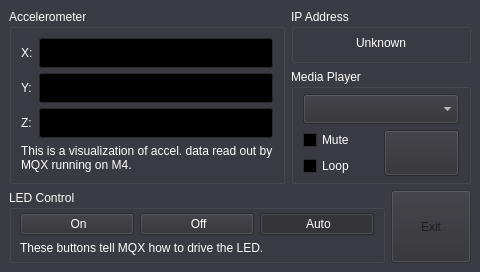
First picture: the form in linux/easyduo.ui, repository elnicoCZ/sqm4_vf6_easyDuo, before the edit.
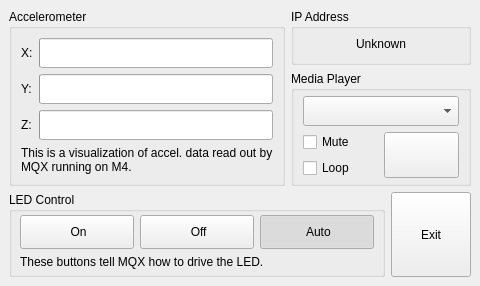
Second picture: the form after the edit. Icons and pictures are not drawn.

Commit message: Linux: Main screen UI updated - switched to standard color profile,  mouse cursor made visible, the Exit button enabled.

What changed in the file:
```diff
--- a/linux/easyduo.ui
+++ b/linux/easyduo.ui
@@ -7,7 +7,7 @@
     <x>0</x>
     <y>0</y>
     <width>480</width>
-    <height>272</height>
+    <height>286</height>
    </rect>
   </property>
   <property name="sizePolicy">
@@ -16,424 +16,6 @@
     <verstretch>0</verstretch>
    </sizepolicy>
   </property>
-  <property name="palette">
-   <palette>
-    <active>
-     <colorrole role="WindowText">
-      <brush brushstyle="SolidPattern">
-       <color alpha="255">
-        <red>255</red>
-        <green>255</green>
-        <blue>255</blue>
-       </color>
-      </brush>
-     </colorrole>
-     <colorrole role="Button">
-      <brush brushstyle="SolidPattern">
-       <color alpha="255">
-        <red>46</red>
-        <green>46</green>
-        <blue>52</blue>
-       </color>
-      </brush>
-     </colorrole>
-     <colorrole role="Light">
-      <brush brushstyle="SolidPattern">
-       <color alpha="255">
-        <red>88</red>
-        <green>88</green>
-        <blue>100</blue>
-       </color>
-      </brush>
-     </colorrole>
-     <colorrole role="Midlight">
-      <brush brushstyle="SolidPattern">
-       <color alpha="255">
-        <red>73</red>
-        <green>73</green>
-        <blue>83</blue>
-       </color>
-      </brush>
-     </colorrole>
-     <colorrole role="Dark">
-      <brush brushstyle="SolidPattern">
-       <color alpha="255">
-        <red>29</red>
-        <green>29</green>
-        <blue>33</blue>
-       </color>
-      </brush>
-     </colorrole>
-     <colorrole role="Mid">
-      <brush brushstyle="SolidPattern">
-       <color alpha="255">
-        <red>39</red>
-        <green>39</green>
-        <blue>44</blue>
-       </color>
-      </brush>
-     </colorrole>
-     <colorrole role="Text">
-      <brush brushstyle="SolidPattern">
-       <color alpha="255">
-        <red>255</red>
-        <green>255</green>
-        <blue>255</blue>
-       </color>
-      </brush>
-     </colorrole>
-     <colorrole role="BrightText">
-      <brush brushstyle="SolidPattern">
-       <color alpha="255">
-        <red>255</red>
-        <green>255</green>
-        <blue>255</blue>
-       </color>
-      </brush>
-     </colorrole>
-     <colorrole role="ButtonText">
-      <brush brushstyle="SolidPattern">
-       <color alpha="255">
-        <red>255</red>
-        <green>255</green>
-        <blue>255</blue>
-       </color>
-      </brush>
-     </colorrole>
-     <colorrole role="Base">
-      <brush brushstyle="SolidPattern">
-       <color alpha="255">
-        <red>0</red>
-        <green>0</green>
-        <blue>0</blue>
-       </color>
-      </brush>
-     </colorrole>
-     <colorrole role="Window">
-      <brush brushstyle="SolidPattern">
-       <color alpha="255">
-        <red>59</red>
-        <green>59</green>
-        <blue>67</blue>
-       </color>
-      </brush>
-     </colorrole>
-     <colorrole role="Shadow">
-      <brush brushstyle="SolidPattern">
-       <color alpha="255">
-        <red>0</red>
-        <green>0</green>
-        <blue>40</blue>
-       </color>
-      </brush>
-     </colorrole>
-     <colorrole role="AlternateBase">
-      <brush brushstyle="SolidPattern">
-       <color alpha="255">
-        <red>29</red>
-        <green>29</green>
-        <blue>33</blue>
-       </color>
-      </brush>
-     </colorrole>
-     <colorrole role="ToolTipBase">
-      <brush brushstyle="SolidPattern">
-       <color alpha="255">
-        <red>255</red>
-        <green>255</green>
-        <blue>220</blue>
-       </color>
-      </brush>
-     </colorrole>
-     <colorrole role="ToolTipText">
-      <brush brushstyle="SolidPattern">
-       <color alpha="255">
-        <red>0</red>
-        <green>0</green>
-        <blue>0</blue>
-       </color>
-      </brush>
-     </colorrole>
-    </active>
-    <inactive>
-     <colorrole role="WindowText">
-      <brush brushstyle="SolidPattern">
-       <color alpha="255">
-        <red>255</red>
-        <green>255</green>
-        <blue>255</blue>
-       </color>
-      </brush>
-     </colorrole>
-     <colorrole role="Button">
-      <brush brushstyle="SolidPattern">
-       <color alpha="255">
-        <red>46</red>
-        <green>46</green>
-        <blue>52</blue>
-       </color>
-      </brush>
-     </colorrole>
-     <colorrole role="Light">
-      <brush brushstyle="SolidPattern">
-       <color alpha="255">
-        <red>88</red>
-        <green>88</green>
-        <blue>100</blue>
-       </color>
-      </brush>
-     </colorrole>
-     <colorrole role="Midlight">
-      <brush brushstyle="SolidPattern">
-       <color alpha="255">
-        <red>73</red>
-        <green>73</green>
-        <blue>83</blue>
-       </color>
-      </brush>
-     </colorrole>
-     <colorrole role="Dark">
-      <brush brushstyle="SolidPattern">
-       <color alpha="255">
-        <red>29</red>
-        <green>29</green>
-        <blue>33</blue>
-       </color>
-      </brush>
-     </colorrole>
-     <colorrole role="Mid">
-      <brush brushstyle="SolidPattern">
-       <color alpha="255">
-        <red>39</red>
-        <green>39</green>
-        <blue>44</blue>
-       </color>
-      </brush>
-     </colorrole>
-     <colorrole role="Text">
-      <brush brushstyle="SolidPattern">
-       <color alpha="255">
-        <red>255</red>
-        <green>255</green>
-        <blue>255</blue>
-       </color>
-      </brush>
-     </colorrole>
-     <colorrole role="BrightText">
-      <brush brushstyle="SolidPattern">
-       <color alpha="255">
-        <red>255</red>
-        <green>255</green>
-        <blue>255</blue>
-       </color>
-      </brush>
-     </colorrole>
-     <colorrole role="ButtonText">
-      <brush brushstyle="SolidPattern">
-       <color alpha="255">
-        <red>255</red>
-        <green>255</green>
-        <blue>255</blue>
-       </color>
-      </brush>
-     </colorrole>
-     <colorrole role="Base">
-      <brush brushstyle="SolidPattern">
-       <color alpha="255">
-        <red>0</red>
-        <green>0</green>
-        <blue>0</blue>
-       </color>
-      </brush>
-     </colorrole>
-     <colorrole role="Window">
-      <brush brushstyle="SolidPattern">
-       <color alpha="255">
-        <red>59</red>
-        <green>59</green>
-        <blue>67</blue>
-       </color>
-      </brush>
-     </colorrole>
-     <colorrole role="Shadow">
-      <brush brushstyle="SolidPattern">
-       <color alpha="255">
-        <red>0</red>
-        <green>0</green>
-        <blue>40</blue>
-       </color>
-      </brush>
-     </colorrole>
-     <colorrole role="AlternateBase">
-      <brush brushstyle="SolidPattern">
-       <color alpha="255">
-        <red>29</red>
-        <green>29</green>
-        <blue>33</blue>
-       </color>
-      </brush>
-     </colorrole>
-     <colorrole role="ToolTipBase">
-      <brush brushstyle="SolidPattern">
-       <color alpha="255">
-        <red>255</red>
-        <green>255</green>
-        <blue>220</blue>
-       </color>
-      </brush>
-     </colorrole>
-     <colorrole role="ToolTipText">
-      <brush brushstyle="SolidPattern">
-       <color alpha="255">
-        <red>0</red>
-        <green>0</green>
-        <blue>0</blue>
-       </color>
-      </brush>
-     </colorrole>
-    </inactive>
-    <disabled>
-     <colorrole role="WindowText">
-      <brush brushstyle="SolidPattern">
-       <color alpha="255">
-        <red>29</red>
-        <green>29</green>
-        <blue>33</blue>
-       </color>
-      </brush>
-     </colorrole>
-     <colorrole role="Button">
-      <brush brushstyle="SolidPattern">
-       <color alpha="255">
-        <red>46</red>
-        <green>46</green>
-        <blue>52</blue>
-       </color>
-      </brush>
-     </colorrole>
-     <colorrole role="Light">
-      <brush brushstyle="SolidPattern">
-       <color alpha="255">
-        <red>88</red>
-        <green>88</green>
-        <blue>100</blue>
-       </color>
-      </brush>
-     </colorrole>
-     <colorrole role="Midlight">
-      <brush brushstyle="SolidPattern">
-       <color alpha="255">
-        <red>73</red>
-        <green>73</green>
-        <blue>83</blue>
-       </color>
-      </brush>
-     </colorrole>
-     <colorrole role="Dark">
-      <brush brushstyle="SolidPattern">
-       <color alpha="255">
-        <red>29</red>
-        <green>29</green>
-        <blue>33</blue>
-       </color>
-      </brush>
-     </colorrole>
-     <colorrole role="Mid">
-      <brush brushstyle="SolidPattern">
-       <color alpha="255">
-        <red>39</red>
-        <green>39</green>
-        <blue>44</blue>
-       </color>
-      </brush>
-     </colorrole>
-     <colorrole role="Text">
-      <brush brushstyle="SolidPattern">
-       <color alpha="255">
-        <red>29</red>
-        <green>29</green>
-        <blue>33</blue>
-       </color>
-      </brush>
-     </colorrole>
-     <colorrole role="BrightText">
-      <brush brushstyle="SolidPattern">
-       <color alpha="255">
-        <red>255</red>
-        <green>255</green>
-        <blue>255</blue>
-       </color>
-      </brush>
-     </colorrole>
-     <colorrole role="ButtonText">
-      <brush brushstyle="SolidPattern">
-       <color alpha="255">
-        <red>29</red>
-        <green>29</green>
-        <blue>33</blue>
-       </color>
-      </brush>
-     </colorrole>
-     <colorrole role="Base">
-      <brush brushstyle="SolidPattern">
-       <color alpha="255">
-        <red>59</red>
-        <green>59</green>
-        <blue>67</blue>
-       </color>
-      </brush>
-     </colorrole>
-     <colorrole role="Window">
-      <brush brushstyle="SolidPattern">
-       <color alpha="255">
-        <red>59</red>
-        <green>59</green>
-        <blue>67</blue>
-       </color>
-      </brush>
-     </colorrole>
-     <colorrole role="Shadow">
-      <brush brushstyle="SolidPattern">
-       <color alpha="255">
-        <red>0</red>
-        <green>0</green>
-        <blue>40</blue>
-       </color>
-      </brush>
-     </colorrole>
-     <colorrole role="AlternateBase">
-      <brush brushstyle="SolidPattern">
-       <color alpha="255">
-        <red>59</red>
-        <green>59</green>
-        <blue>67</blue>
-       </color>
-      </brush>
-     </colorrole>
-     <colorrole role="ToolTipBase">
-      <brush brushstyle="SolidPattern">
-       <color alpha="255">
-        <red>255</red>
-        <green>255</green>
-        <blue>220</blue>
-       </color>
-      </brush>
-     </colorrole>
-     <colorrole role="ToolTipText">
-      <brush brushstyle="SolidPattern">
-       <color alpha="255">
-        <red>0</red>
-        <green>0</green>
-        <blue>0</blue>
-       </color>
-      </brush>
-     </colorrole>
-    </disabled>
-   </palette>
-  </property>
-  <property name="cursor">
-   <cursorShape>BlankCursor</cursorShape>
-  </property>
   <property name="windowTitle">
    <string>MainWindow</string>
   </property>
@@ -772,7 +354,7 @@
           </property>
           <layout class="QVBoxLayout" name="verticalLayout_5" stretch="3,0">
            <property name="spacing">
-            <number>-1</number>
+            <number>6</number>
            </property>
            <property name="leftMargin">
             <number>8</number>
@@ -789,7 +371,7 @@
            <item>
             <layout class="QHBoxLayout" name="horizontalLayout_2">
              <property name="spacing">
-              <number>-1</number>
+              <number>6</number>
              </property>
              <property name="leftMargin">
               <number>0</number>
@@ -903,9 +485,6 @@
         </item>
         <item row="0" column="1">
          <widget class="QPushButton" name="btnExit">
-          <property name="enabled">
-           <bool>false</bool>
-          </property>
           <property name="sizePolicy">
            <sizepolicy hsizetype="Expanding" vsizetype="MinimumExpanding">
             <horstretch>0</horstretch>
```
Left out of the diff: 8 changed lines with no effect on the pictures.
